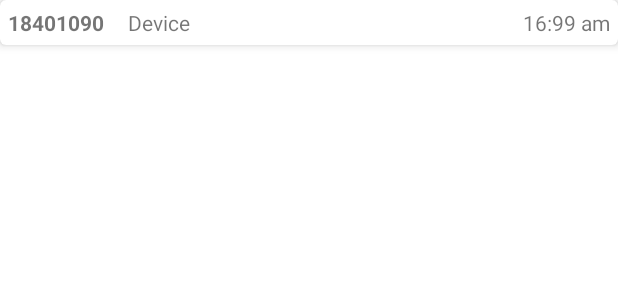
After one commit to danycalderon16/LADM_U4_PF_Asistencia_Maestro, an Android app: the layout card_view_list.xml on its own in the app's theme, with its tools: preview values and no code run, on a phone screen of 412 x 824 dp. The commit adds this screen. Shown: the top 300 px of the screen. Run offline under Robolectric (Android 15) with nearby library versions, the phone set to English and light mode, and no system bars.

```diff
--- a/app/build.gradle
+++ b/app/build.gradle
@@ -1,6 +1,7 @@
 plugins {
     id 'com.android.application'
     id 'org.jetbrains.kotlin.android'
+    id 'com.google.gms.google-services'
 }
 
 android {
@@ -42,6 +43,7 @@ dependencies {
     implementation 'androidx.constraintlayout:constraintlayout:2.1.4'
     implementation 'androidx.navigation:navigation-fragment-ktx:2.4.2'
     implementation 'androidx.navigation:navigation-ui-ktx:2.4.2'
+    implementation 'com.google.firebase:firebase-firestore-ktx:24.1.2'
     testImplementation 'junit:junit:4.13.2'
     androidTestImplementation 'androidx.test.ext:junit:1.1.3'
     androidTestImplementation 'androidx.test.espresso:espresso-core:3.4.0'
--- a/app/src/main/AndroidManifest.xml
+++ b/app/src/main/AndroidManifest.xml
@@ -17,6 +17,9 @@
         android:supportsRtl="true"
         android:theme="@style/Theme.LADM_U4_PU_ASISTENCIA_MAESTRO_DACV">
         <activity
+            android:name=".ListActivity"
+            android:exported="false" />
+        <activity
             android:name=".ListDeviceActivity"
             android:exported="false" />
         <activity
--- a/app/src/main/java/mx/edu/ittepic/ladm_u4_pu_asistencia_maestro_dacv/ListDeviceActivity.kt
+++ b/app/src/main/java/mx/edu/ittepic/ladm_u4_pu_asistencia_maestro_dacv/ListDeviceActivity.kt
@@ -100,7 +100,7 @@ class ListDeviceActivity : AppCompatActivity() {
                 //val intent = Intent()
                 intent.putExtra("deviceAddress", address)
                 intent.putExtra("device", mySelectedBluetoothDevice)
-
+                intent.addFlags(Intent.FLAG_ACTIVITY_CLEAR_TOP)
                 //setResult(RESULT_OK, intent)
                 startActivity(intent)
                 finish()
--- /dev/null
+++ b/app/src/main/res/layout/card_view_list.xml
@@ -0,0 +1,35 @@
+<?xml version="1.0" encoding="utf-8"?>
+<androidx.cardview.widget.CardView xmlns:android="http://schemas.android.com/apk/res/android"
+    android:layout_width="match_parent"
+    android:layout_height="wrap_content"
+    xmlns:app="http://schemas.android.com/apk/res-auto"
+    app:cardElevation="4dp"
+    app:cardCornerRadius="4dp">
+    <LinearLayout
+        android:layout_width="match_parent"
+        android:layout_height="wrap_content"
+        android:orientation="horizontal"
+        android:padding="5dp">
+        <TextView
+            android:id="@+id/no_control"
+            android:layout_width="0dp"
+            android:layout_height="wrap_content"
+            android:text="18401090"
+            android:layout_weight=".2"
+            android:textStyle="bold"/>
+        <TextView
+            android:id="@+id/name"
+            android:layout_width="0dp"
+            android:layout_height="wrap_content"
+            android:text="Device"
+            android:layout_weight=".4"/>
+        <TextView
+            android:id="@+id/time"
+            android:layout_width="0dp"
+            android:layout_height="wrap_content"
+            android:text="16:99 am"
+            android:textAlignment="textEnd"
+            android:layout_weight=".4"/>
+    </LinearLayout>
+
+</androidx.cardview.widget.CardView>
--- a/build.gradle
+++ b/build.gradle
@@ -1,4 +1,8 @@
-// Top-level build file where you can add configuration options common to all sub-projects/modules.
+buildscript {
+    dependencies {
+        classpath 'com.google.gms:google-services:4.3.10'
+    }
+}// Top-level build file where you can add configuration options common to all sub-projects/modules.
 plugins {
     id 'com.android.application' version '7.1.0' apply false
     id 'com.android.library' version '7.1.0' apply false
```
Also changed, not shown: app/src/main/java/mx/edu/ittepic/ladm_u4_pu_asistencia_maestro_dacv/ListActivity.kt (added, +53 -0 lines), app/src/main/java/mx/edu/ittepic/ladm_u4_pu_asistencia_maestro_dacv/MainActivity.kt (+94 -8 lines), app/src/main/java/mx/edu/ittepic/ladm_u4_pu_asistencia_maestro_dacv/adapters/ListAdapter.kt (added, +37 -0 lines), app/src/main/java/mx/edu/ittepic/ladm_u4_pu_asistencia_maestro_dacv/adapters/ListsViewAdapter.kt (added, +30 -0 lines), app/src/main/java/mx/edu/ittepic/ladm_u4_pu_asistencia_maestro_dacv/models/List.kt (added, +11 -0 lines), app/src/main/java/mx/edu/ittepic/ladm_u4_pu_asistencia_maestro_dacv/models/ListFile.kt (added, +7 -0 lines), app/src/main/res/drawable/ic_baseline_download_24.xml (added, +10 -0 lines), app/src/main/res/drawable/ic_baseline_remove_red_eye_24.xml (added, +10 -0 lines), app/src/main/res/layout/activity_list.xml (added, +16 -0 lines), app/src/main/res/layout/activity_main.xml (+4 -5 lines), app/src/main/res/layout/content_main.xml (+35 -26 lines), 1 other file.
